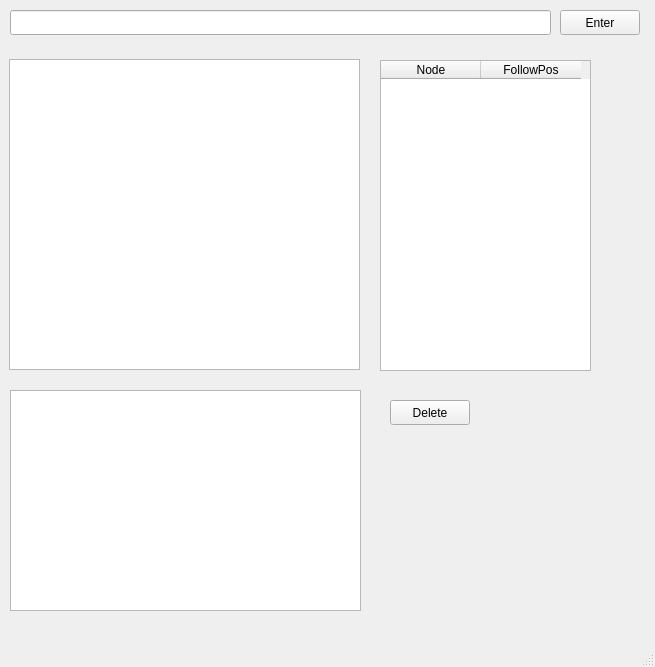
Before: the Qt Designer form mainwindow.ui in falvad01/DFA, drawn with Qt 5.
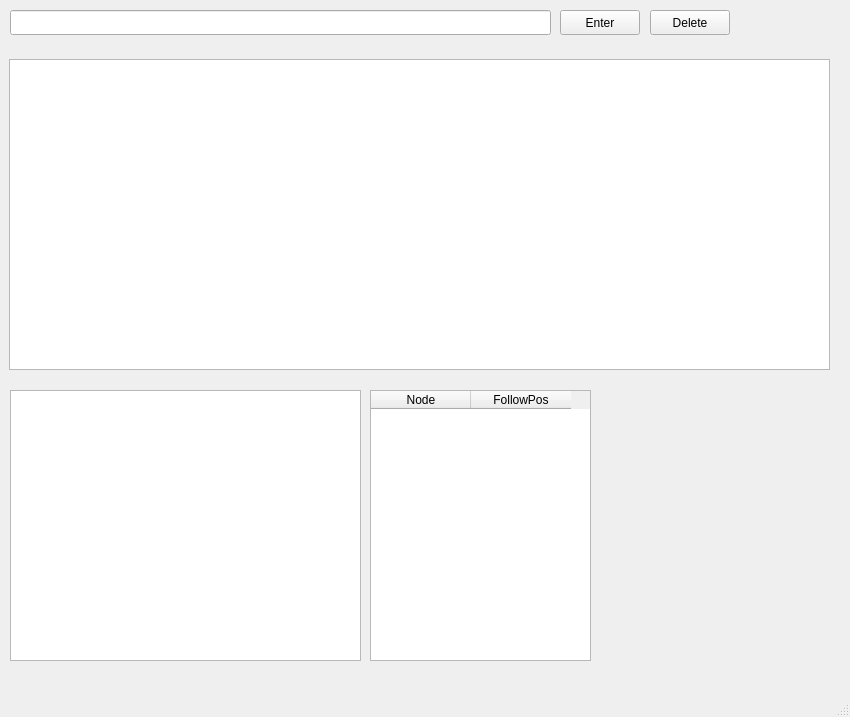
After: the same form once the commit is applied.

Patch:
```diff
--- a/mainwindow.ui
+++ b/mainwindow.ui
@@ -6,8 +6,8 @@
             <rect>
                 <x>0</x>
                 <y>0</y>
-                <width>655</width>
-                <height>667</height>
+                <width>850</width>
+                <height>717</height>
             </rect>
         </property>
         <property name="windowTitle">
@@ -42,7 +42,7 @@
                     <rect>
                         <x>9</x>
                         <y>59</y>
-                        <width>351</width>
+                        <width>821</width>
                         <height>311</height>
                     </rect>
                 </property>
@@ -53,7 +53,7 @@
                         <x>10</x>
                         <y>390</y>
                         <width>351</width>
-                        <height>221</height>
+                        <height>271</height>
                     </rect>
                 </property>
                 <property name="tabStopWidth">
@@ -63,10 +63,10 @@
             <widget class="QTableWidget" name="tableWidget">
                 <property name="geometry">
                     <rect>
-                        <x>380</x>
-                        <y>60</y>
-                        <width>211</width>
-                        <height>311</height>
+                        <x>370</x>
+                        <y>390</y>
+                        <width>221</width>
+                        <height>271</height>
                     </rect>
                 </property>
                 <attribute name="verticalHeaderVisible">
@@ -105,8 +105,8 @@
             <widget class="QPushButton" name="pushButton">
                 <property name="geometry">
                     <rect>
-                        <x>390</x>
-                        <y>400</y>
+                        <x>650</x>
+                        <y>10</y>
                         <width>80</width>
                         <height>25</height>
                     </rect>
```
Left out of the diff: 2 changed lines with no effect on the pictures.
